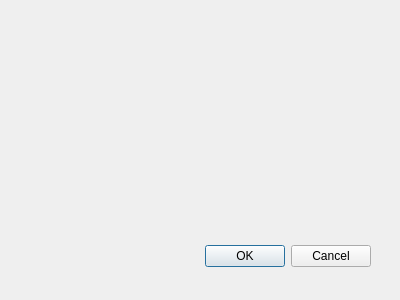
The window that pipeline_planner_dialog_base.ui (zaidterk/Qgis_pipelineplanner) describes before a commit, drawn with Qt 5.
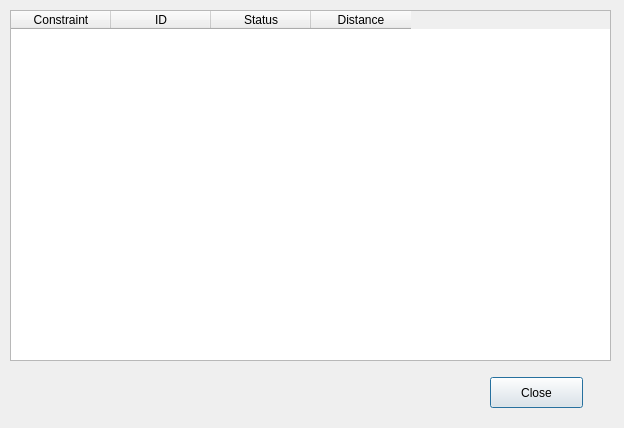
The same window after the commit.

```diff
--- a/pipeline_planner_dialog_base.ui
+++ b/pipeline_planner_dialog_base.ui
@@ -1,31 +1,58 @@
 <ui version="4.0" >
  <class>PipelinePlannerDialogBase</class>
- <widget class="QDialog" name="PipelinePlannerDialogBase" >
-  <property name="geometry" >
+ <widget class="QDialog" name="PipelinePlannerDialogBase">
+  <property name="geometry">
    <rect>
     <x>0</x>
     <y>0</y>
-    <width>400</width>
-    <height>300</height>
+    <width>624</width>
+    <height>428</height>
    </rect>
   </property>
   <property name="windowTitle" >
    <string>Pipeline Planner</string>
   </property>
-  <widget class="QDialogButtonBox" name="button_box" >
-   <property name="geometry" >
+  <widget class="QTableWidget" name="tblImpact">
+   <property name="geometry">
     <rect>
-     <x>30</x>
-     <y>240</y>
-     <width>341</width>
-     <height>32</height>
+     <x>10</x>
+     <y>10</y>
+     <width>601</width>
+     <height>351</height>
     </rect>
    </property>
-   <property name="orientation" >
-    <enum>Qt::Horizontal</enum>
+   <column>
+    <property name="text">
+     <string>Constraint</string>
+    </property>
+   </column>
+   <column>
+    <property name="text">
+     <string>ID</string>
+    </property>
+   </column>
+   <column>
+    <property name="text">
+     <string>Status</string>
+    </property>
+   </column>
+   <column>
+    <property name="text">
+     <string>Distance</string>
+    </property>
+   </column>
+  </widget>
+  <widget class="QPushButton" name="pushButton">
+   <property name="geometry">
+    <rect>
+     <x>490</x>
+     <y>377</y>
+     <width>93</width>
+     <height>31</height>
+    </rect>
    </property>
-   <property name="standardButtons" >
-    <set>QDialogButtonBox::Cancel|QDialogButtonBox::Ok</set>
+   <property name="text">
+    <string>Close</string>
    </property>
   </widget>
  </widget>
```
Left out of the diff: 37 changed lines with no effect on the pictures.
